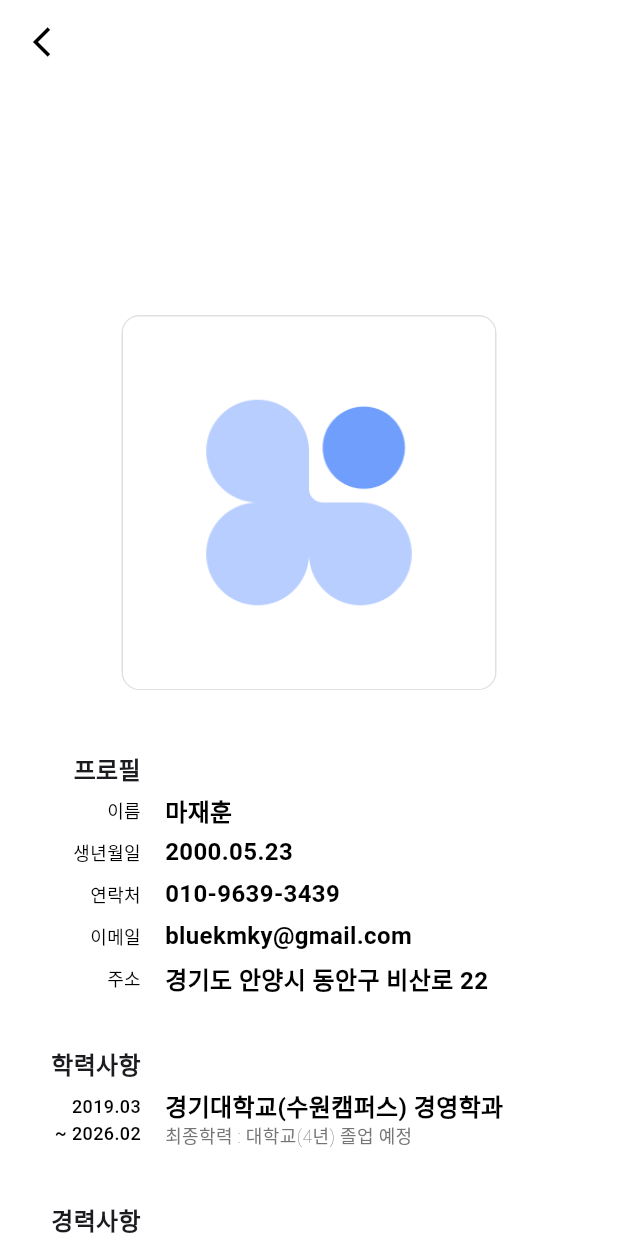
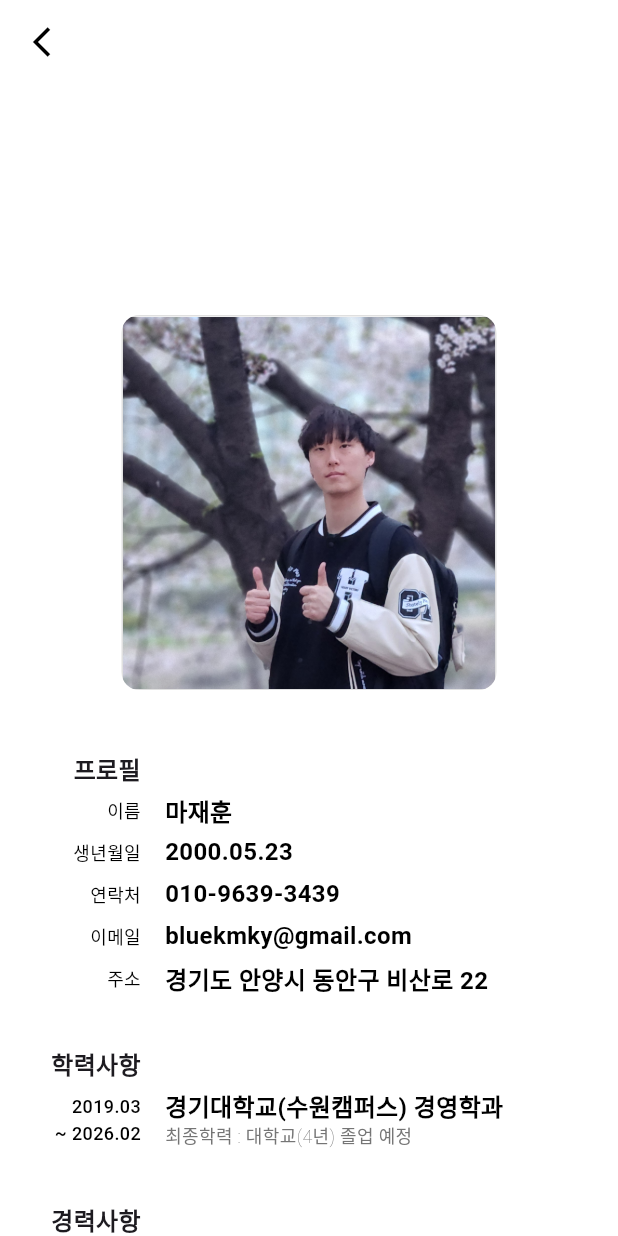
Before and after one commit to bluekmky1/portfolio, a Flutter app: the ResumeView screen opened by its route, on a phone screen of 412 x 824 dp. Run offline on Flutter 3.47's test engine with Material 3 defaults, Android fonts, the phone set to English and light mode, and no system bars; our stand-ins replace equatable, flutter_riverpod, flutter_svg, go_router, lottie, smooth_page_indicator; missing offline and left inert: flame.

Commit message:
🔧  프로필 이미지 에셋 추가 및 화면 적용

```diff
--- a/lib/ui/common/const/assets.dart
+++ b/lib/ui/common/const/assets.dart
@@ -6,6 +6,9 @@ class Assets {
   static const String appIcon5 = 'assets/images/gyeon.png';
 
   static const String luckitbg = 'assets/images/luckit_bg.png';
+
+  // profile
+  static const String profileImg = 'assets/images/profile.png';
 
   // icons
   static const String dribbleLogo = 'assets/icons/dribbble-logo.svg';
--- a/lib/ui/resume/resume_view.dart
+++ b/lib/ui/resume/resume_view.dart
@@ -217,7 +217,11 @@ class _ResumeViewState extends ConsumerState<ResumeView> {
                                       color: AppColors.gray300,
                                     ),
                                   ),
-                                  child: Image.asset(Assets.appIcon2),
+                                  clipBehavior: Clip.antiAlias,
+                                  child: Image.asset(
+                                    Assets.profileImg,
+                                    fit: BoxFit.cover,
+                                  ),
                                 ),
                                 const SizedBox(height: 16),
                                 ...List<Widget>.generate(
```
Also changed, not shown: assets/images/profile.png (added).
